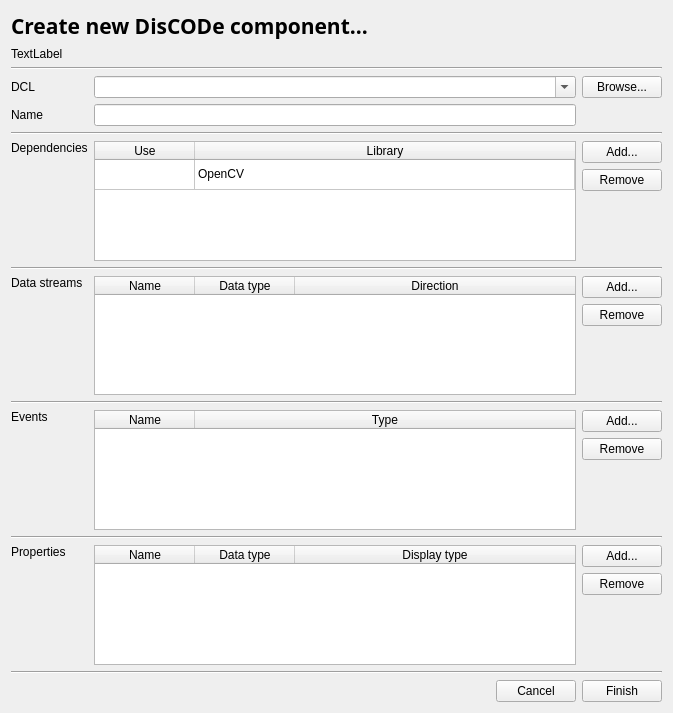
Old version of the form src/Tools/diswizard.ui in the repository maciek-slon/DisCODe.
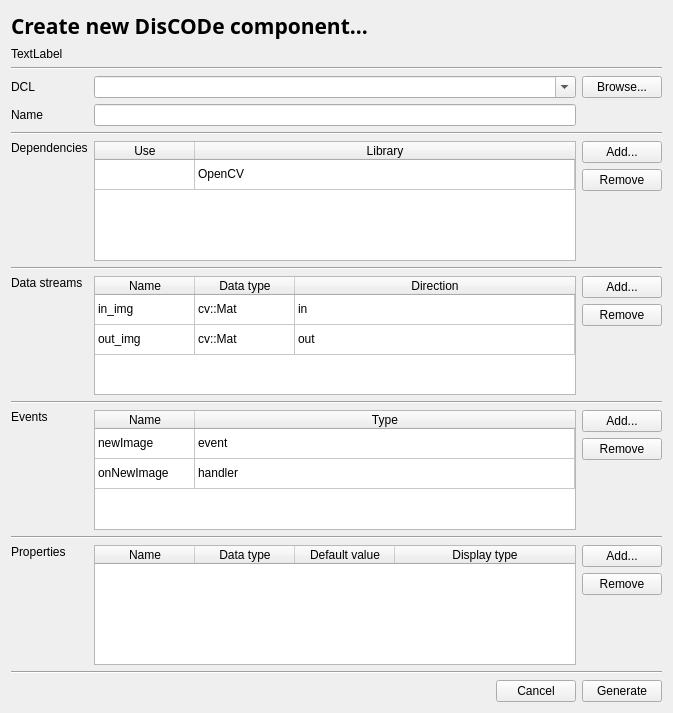
New version of the form.

Patch:
```diff
--- a/src/Tools/diswizard.ui
+++ b/src/Tools/diswizard.ui
@@ -161,12 +161,16 @@
      <attribute name="verticalHeaderVisible">
       <bool>false</bool>
      </attribute>
-     <attribute name="verticalHeaderVisible">
-      <bool>false</bool>
-     </attribute>
-     <attribute name="horizontalHeaderStretchLastSection">
-      <bool>true</bool>
-     </attribute>
+     <row>
+      <property name="text">
+       <string>Nowy wiersz</string>
+      </property>
+     </row>
+     <row>
+      <property name="text">
+       <string>Nowy wiersz</string>
+      </property>
+     </row>
      <column>
       <property name="text">
        <string>Name</string>
@@ -182,6 +186,36 @@
        <string>Direction</string>
       </property>
      </column>
+     <item row="0" column="0">
+      <property name="text">
+       <string>in_img</string>
+      </property>
+     </item>
+     <item row="0" column="1">
+      <property name="text">
+       <string>cv::Mat</string>
+      </property>
+     </item>
+     <item row="0" column="2">
+      <property name="text">
+       <string>in</string>
+      </property>
+     </item>
+     <item row="1" column="0">
+      <property name="text">
+       <string>out_img</string>
+      </property>
+     </item>
+     <item row="1" column="1">
+      <property name="text">
+       <string>cv::Mat</string>
+      </property>
+     </item>
+     <item row="1" column="2">
+      <property name="text">
+       <string>out</string>
+      </property>
+     </item>
     </widget>
    </item>
    <item row="4" column="1">
@@ -254,12 +288,16 @@
      <attribute name="verticalHeaderVisible">
       <bool>false</bool>
      </attribute>
-     <attribute name="verticalHeaderVisible">
-      <bool>false</bool>
-     </attribute>
-     <attribute name="horizontalHeaderStretchLastSection">
-      <bool>true</bool>
-     </attribute>
+     <row>
+      <property name="text">
+       <string>Nowy wiersz</string>
+      </property>
+     </row>
+     <row>
+      <property name="text">
+       <string>Nowy wiersz</string>
+      </property>
+     </row>
      <column>
       <property name="text">
        <string>Name</string>
@@ -270,6 +308,26 @@
        <string>Type</string>
       </property>
      </column>
+     <item row="0" column="0">
+      <property name="text">
+       <string>newImage</string>
+      </property>
+     </item>
+     <item row="0" column="1">
+      <property name="text">
+       <string>event</string>
+      </property>
+     </item>
+     <item row="1" column="0">
+      <property name="text">
+       <string>onNewImage</string>
+      </property>
+     </item>
+     <item row="1" column="1">
+      <property name="text">
+       <string>handler</string>
+      </property>
+     </item>
     </widget>
    </item>
    <item row="11" column="2">
@@ -357,22 +415,22 @@
      <item>
       <widget class="QPushButton" name="btnFinish">
        <property name="text">
-        <string>Finish</string>
+        <string>Generate</string>
        </property>
       </widget>
      </item>
     </layout>
    </item>
    <item row="13" column="1">
-    <widget class="QTableWidget" name="tableWidget">
-     <attribute name="horizontalHeaderStretchLastSection">
-      <bool>true</bool>
+    <widget class="QTableWidget" name="tblProps">
+     <attribute name="horizontalHeaderDefaultSectionSize">
+      <number>100</number>
      </attribute>
-     <attribute name="verticalHeaderVisible">
-      <bool>false</bool>
+     <attribute name="horizontalHeaderMinimumSectionSize">
+      <number>60</number>
      </attribute>
-     <attribute name="verticalHeaderVisible">
-      <bool>false</bool>
+     <attribute name="horizontalHeaderShowSortIndicator" stdset="0">
+      <bool>true</bool>
      </attribute>
      <attribute name="horizontalHeaderStretchLastSection">
       <bool>true</bool>
@@ -387,6 +445,11 @@
        <string>Data type</string>
       </property>
      </column>
+     <column>
+      <property name="text">
+       <string>Default value</string>
+      </property>
+     </column>
      <column>
       <property name="text">
        <string>Display type</string>
```
Left out of the diff: 15 changed lines with no effect on the pictures.
